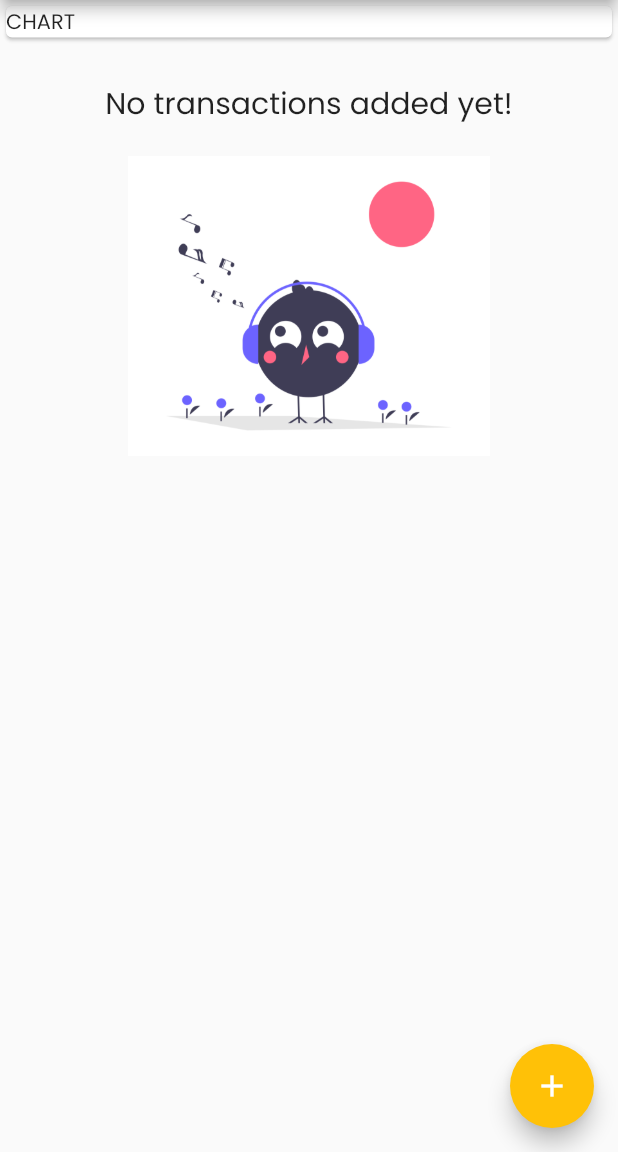
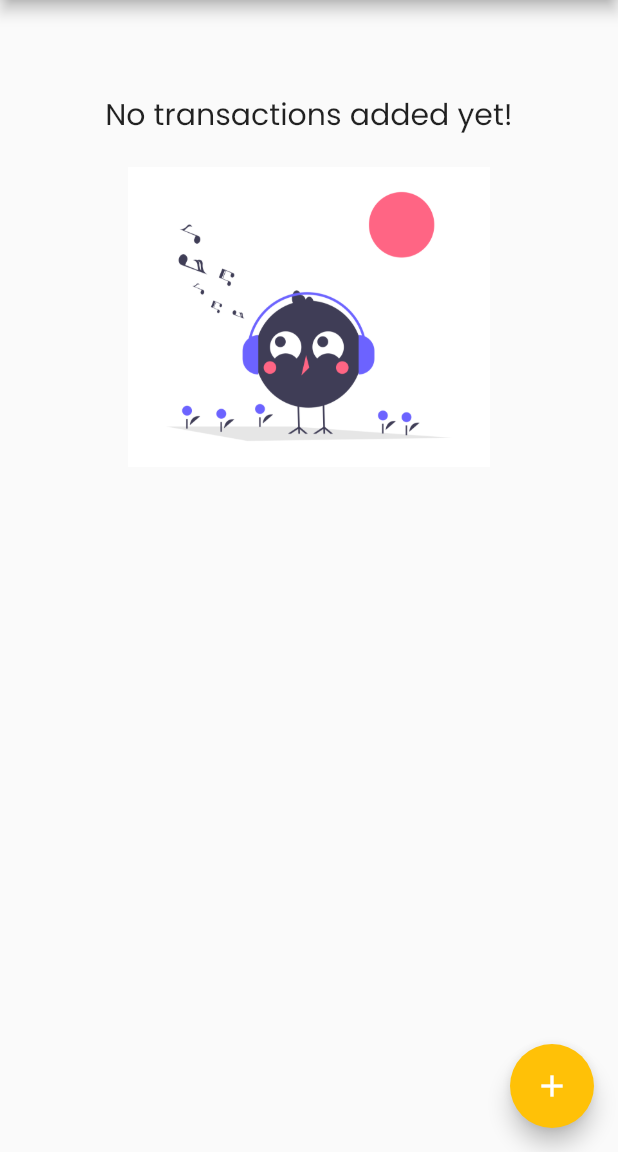
Before and after one commit to abdellatif-laghjaj/personal_expenses_app, a Flutter app: the screen it shows after launch, on a phone screen of 412 x 824 dp, the part 84-1236 px from its top. Run offline on Flutter 3.47's test engine with Material 2 defaults, Android fonts, the phone set to English and light mode, and no system bars.

Commit message:
adding the chart

```diff
--- a/lib/main.dart
+++ b/lib/main.dart
@@ -1,7 +1,6 @@
 // ignore_for_file: prefer_const_constructors, must_be_immutable
-import 'dart:ui';
-
-import 'package:expense_app/widgets/transaction_list.dart';
+import './widgets/chart.dart';
+import './widgets/transaction_list.dart';
 import './widgets/new_transaction.dart';
 import 'package:flutter/material.dart';
 import './models/transaction.dart';
@@ -92,9 +91,7 @@
             // ignore: sized_box_for_whitespace
             Container(
               width: double.infinity,
-              child: Card(
-                child: Text("CHART"),
-              ),
+              child: Chart(),
             ),
             TransactionList(_userTransactions),
           ],
--- /dev/null
+++ b/lib/widgets/chart.dart
@@ -0,0 +1,14 @@
+import 'package:flutter/material.dart';
+
+class Chart extends StatelessWidget {
+  @override
+  Widget build(BuildContext context) {
+    return Card(
+      elevation: 6,
+      margin: EdgeInsets.all(18),
+      child: Row(
+        children: [],
+      ),
+    );
+  }
+}
```
